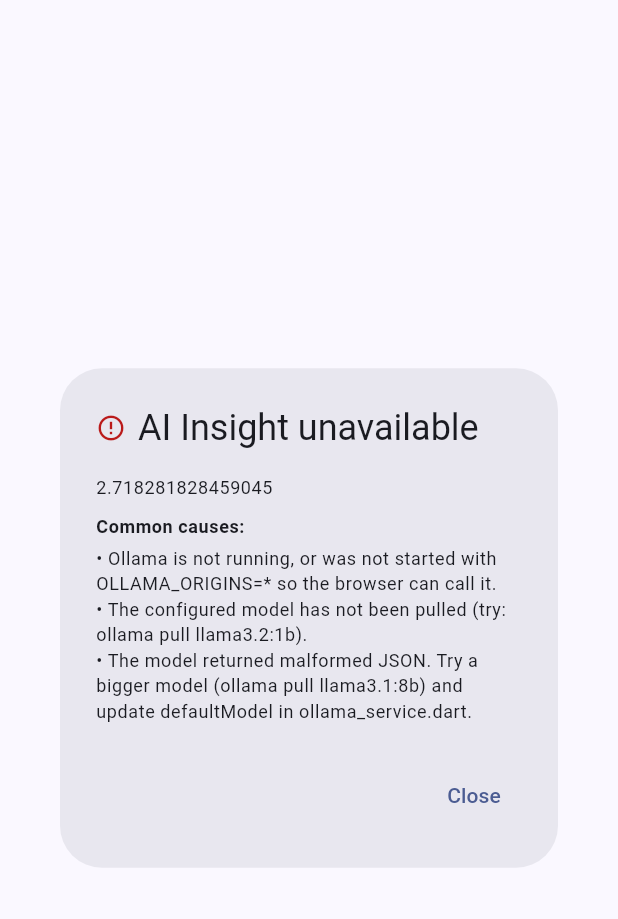
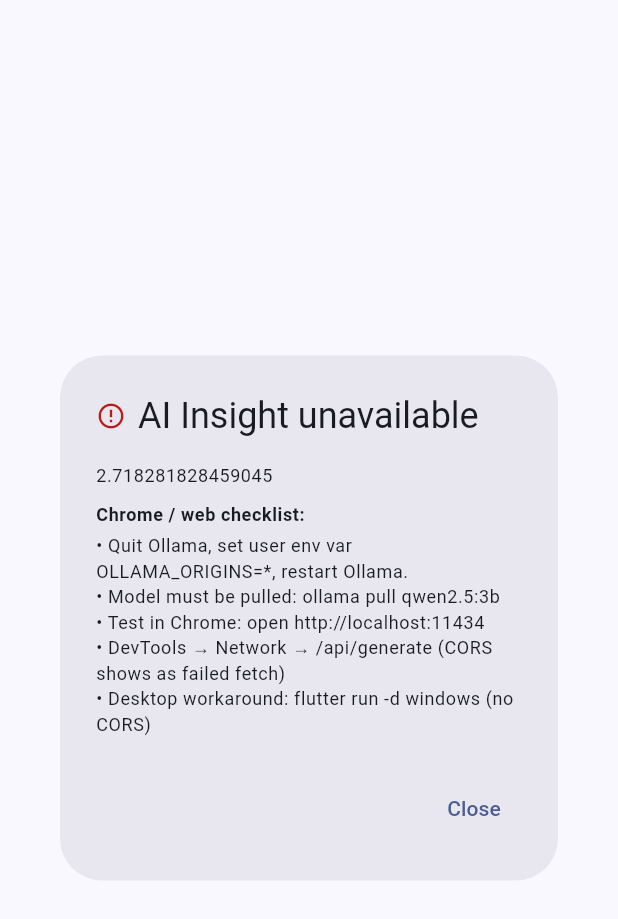
Before and after one commit to dmknapp2385/personal-risk-dashbaord, a Flutter app: the AiInsightErrorDialog widget shown alone on an empty page, opened directly, on a phone screen of 412 x 824 dp. Shown: the top 919 px of the screen. Run offline on Flutter 3.47's test engine with Material 3 defaults, Android fonts, the phone set to English and light mode, and no system bars.

Commit message:
Use qwen2.5:3b as the single model across all AI features.
Co-authored-by: Cursor <cursoragent@cursor.com>

```diff
--- a/lib/pages/tabs/personal_safety_tab.dart
+++ b/lib/pages/tabs/personal_safety_tab.dart
@@ -389,9 +389,9 @@ class _AutofillResultPanel extends StatelessWidget {
             ),
             const SizedBox(height: 4),
             Text(
-              'Common cause: Ollama is not running, the configured model is '
-              'not pulled, or the model returned malformed JSON. Try again or '
-              'pull a larger model with: ollama pull llama3.1:8b',
+              'Common cause: Ollama is not running, or qwen2.5:3b is not '
+              'pulled (ollama pull qwen2.5:3b). On Chrome, also set '
+              'OLLAMA_ORIGINS=* and restart Ollama.',
               style: theme.textTheme.bodySmall?.copyWith(
                 color: cs.onSurfaceVariant,
                 height: 1.35,
--- a/lib/pages/widgets/ai_insight_dialog.dart
+++ b/lib/pages/widgets/ai_insight_dialog.dart
@@ -118,20 +118,18 @@ class AiInsightErrorDialog extends StatelessWidget {
             ),
             const SizedBox(height: 10),
             Text(
-              'Common causes:',
+              'Chrome / web checklist:',
               style: theme.textTheme.bodySmall?.copyWith(
                 fontWeight: FontWeight.w700,
               ),
             ),
             const SizedBox(height: 4),
             Text(
-              '• Ollama is not running, or was not started with '
-              'OLLAMA_ORIGINS=* so the browser can call it.\n'
-              '• The configured model has not been pulled '
-              '(try: ollama pull llama3.2:1b).\n'
-              '• The model returned malformed JSON. Try a bigger model '
-              '(ollama pull llama3.1:8b) and update defaultModel in '
-              'ollama_service.dart.',
+              '• Quit Ollama, set user env var OLLAMA_ORIGINS=*, restart Ollama.\n'
+              '• Model must be pulled: ollama pull qwen2.5:3b\n'
+              '• Test in Chrome: open http://localhost:11434\n'
+              '• DevTools → Network → /api/generate (CORS shows as failed fetch)\n'
+              '• Desktop workaround: flutter run -d windows (no CORS)',
               style: theme.textTheme.bodySmall?.copyWith(height: 1.4),
             ),
           ],
--- a/lib/services/dashboard_insight_service.dart
+++ b/lib/services/dashboard_insight_service.dart
@@ -132,7 +132,6 @@ class DashboardInsightService {
 
     final raw = await _ollama.askJson(
       buf.toString(),
-      model: OllamaService.fastModel,
       schema: schema,
       options: const {
         'num_predict': 550,
--- a/lib/services/ollama_service.dart
+++ b/lib/services/ollama_service.dart
@@ -4,12 +4,9 @@ import 'package:http/http.dart' as http;
 class OllamaService {
   static const String baseUrl = 'http://localhost:11434';
 
-  /// Default for heavier tasks (e.g. Personal Safety autofill).
-  static const String defaultModel = 'qwen2.5:7b';
-
-  /// Smaller/faster model for the home-page AI Insight overview.
+  /// Single model for the whole app (AI Insight + Personal Safety autofill).
   /// Pull with: ollama pull qwen2.5:3b
-  static const String fastModel = 'qwen2.5:3b';
+  static const String defaultModel = 'qwen2.5:3b';
 
   /// Asks Ollama with `format: 'json'`, forcing the model to return a valid
   /// JSON string. Caller is responsible for parsing/validating the shape.
--- a/lib/services/safety_autofill_service.dart
+++ b/lib/services/safety_autofill_service.dart
@@ -34,8 +34,8 @@ class SafetyAutofillResult {
 }
 
 /// How many factor levels we'll tolerate the model being off by before we
-/// give up and surface an error. Small models like llama3.2:1b will sometimes
-/// drop one entry; padding with the neutral value is more useful than failing.
+/// give up and surface an error. Smaller models sometimes drop one entry;
+/// padding with the neutral value is more useful than failing.
 const int _kAutofillLengthTolerance = 3;
 
 /// Sample locations the UI surfaces as quick-pick chips. Each maps cleanly to
@@ -182,7 +182,7 @@ class SafetyAutofillService {
       if (diff > _kAutofillLengthTolerance) {
         throw FormatException(
           'Expected $expected factors, got $originalCount. '
-          'Try a larger model (e.g. llama3.1:8b).',
+          'Try again, or confirm the model is installed: ollama pull qwen2.5:3b.',
         );
       }
       if (originalCount < expected) {
@@ -197,8 +197,7 @@ class SafetyAutofillService {
       warning = 'Model returned $originalCount factors instead of $expected. '
           'Repaired by '
           '${originalCount < expected ? "padding with 50 (neutral)" : "truncating extras"}.'
-          ' Pull a larger model for sharper output: '
-          'ollama pull llama3.1:8b';
+          ' Retry autofill if results look off.';
     }
 
     final summary = (decoded['summary'] as String?)?.trim() ?? '';
```
